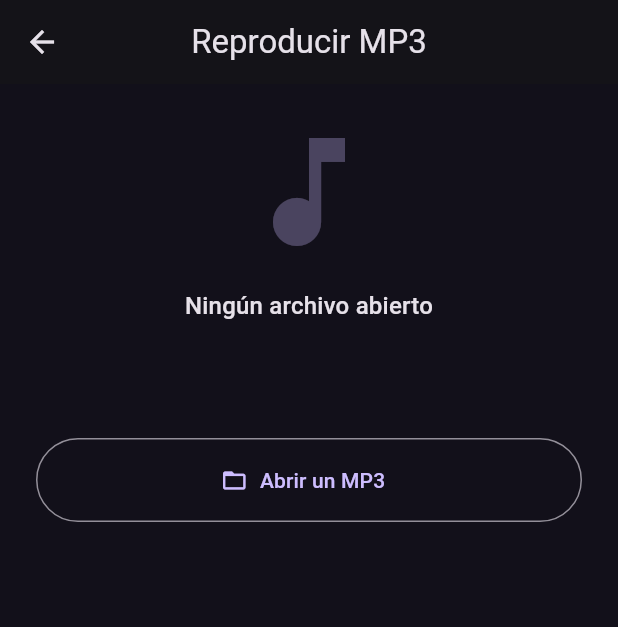
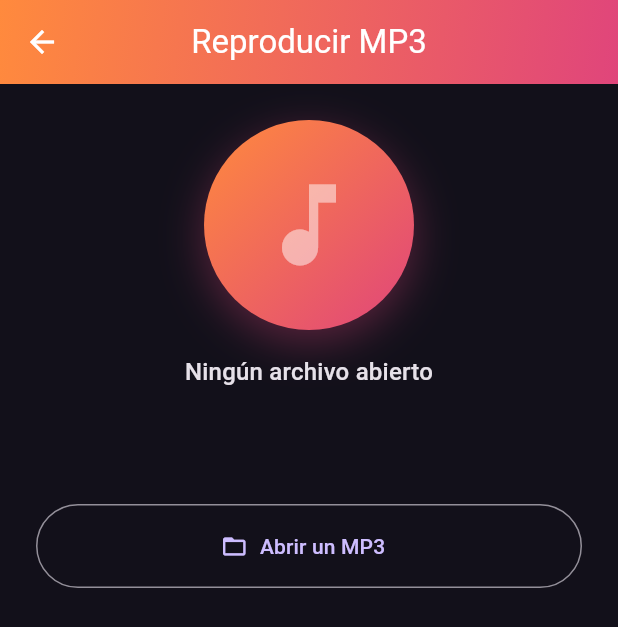
Before and after one commit to alexisfagnolad-beep/app-karaoke-musica, a Flutter app: the PlayerScreen screen opened directly, on a phone screen of 412 x 824 dp. Shown: the top 627 px of the screen. Run offline on Flutter 3.47's test engine with Material 3 defaults, Android fonts, the phone set to English and light mode, and no system bars; our stand-ins replace file_picker, flutter_secure_storage, just_audio, open_filex, package_info_plus, permission_handler; missing offline and left inert: flutter_audio_capture, pitch_detector_dart; accounts and stored records are empty; network calls fail.

Commit message:
Diseño: lenguaje visual unificado en las pantallas internas
Pasada de diseño (#2) para que se vea más como una app:
- Kit compartido lib/shared/ui/app_ui.dart: paleta AppColors, gradientAppBar
  (barra superior con degradé) y ScoreRing (anillo de puntaje coloreado).
- AppBars con degradé y color propio por sección en biblioteca, sincronizar,
  práctica, karaoke, reproductor, afinación y actualizaciones.
- Reproductor: "portada" circular con degradé en vez del ícono plano.
- Práctica: tiles con avatar de color y check al elegir.
- Resultado del karaoke: anillo de puntaje (verde/ámbar/rojo según nota) en
  lugar del número suelto.

Co-Authored-By: Claude Opus 4.8 <noreply@anthropic.com>
Claude-Session: https://claude.ai/code/session_01YTrSmuHpnRj1oa43gKrDhM

```diff
--- a/lib/features/player/data/voice_attenuation_processor.dart
+++ b/lib/features/player/data/voice_attenuation_processor.dart
@@ -51,8 +51,11 @@ class VoiceAttenuationProcessor {
   /// Estéreo: mid/side con preservación de graves. Mono: se copia (no hay
   /// canales para cancelar). Función pura (sin plugins): se testea en
   /// `flutter test`.
-  static void attenuateVoiceWav(File input, File output,
-      {required double strength}) {
+  static void attenuateVoiceWav(
+    File input,
+    File output, {
+    required double strength,
+  }) {
     final bytes = input.readAsBytesSync();
     final data = ByteData.sublistView(bytes);
 
@@ -121,14 +124,20 @@ class VoiceAttenuationProcessor {
     _writeWav(output, out.takeBytes(), sampleRate: sampleRate, channels: 2);
   }
 
-  static void _writeWav(File output, Uint8List pcm,
-      {required int sampleRate, required int channels}) {
+  static void _writeWav(
+    File output,
+    Uint8List pcm, {
+    required int sampleRate,
+    required int channels,
+  }) {
     final sink = output.openSync(mode: FileMode.write);
-    sink.writeFromSync(_wavHeader(
-      dataBytes: pcm.length,
-      sampleRate: sampleRate,
-      channels: channels,
-    ));
+    sink.writeFromSync(
+      _wavHeader(
+        dataBytes: pcm.length,
+        sampleRate: sampleRate,
+        channels: channels,
+      ),
+    );
     sink.writeFromSync(pcm);
     sink.closeSync();
   }
--- a/lib/features/player/presentation/player_screen.dart
+++ b/lib/features/player/presentation/player_screen.dart
@@ -1,6 +1,7 @@
 import 'package:flutter/material.dart';
 import 'package:just_audio/just_audio.dart';
 
+import '../../../shared/ui/app_ui.dart';
 import '../data/audio_file_service.dart';
 
 /// Pantalla del paso 3: abrir y reproducir un MP3 propio desde el celular,
@@ -49,7 +50,11 @@ class _PlayerScreenState extends State<PlayerScreen> {
     final player = _service.player;
 
     return Scaffold(
-      appBar: AppBar(title: const Text('Reproducir MP3'), centerTitle: true),
+      appBar: gradientAppBar(
+        context,
+        'Reproducir MP3',
+        colors: const [AppColors.orange, AppColors.pink],
+      ),
       body: SafeArea(
         child: AnimatedBuilder(
           animation: _service,
@@ -75,11 +80,31 @@ class _PlayerScreenState extends State<PlayerScreen> {
                       ),
                     ),
                   const SizedBox(height: 8),
-                  Icon(
-                    Icons.music_note,
-                    size: 96,
-                    color: theme.colorScheme.primary
-                        .withValues(alpha: _service.hasFile ? 1 : 0.3),
+                  Container(
+                    width: 140,
+                    height: 140,
+                    decoration: BoxDecoration(
+                      shape: BoxShape.circle,
+                      gradient: const LinearGradient(
+                        begin: Alignment.topLeft,
+                        end: Alignment.bottomRight,
+                        colors: [AppColors.orange, AppColors.pink],
+                      ),
+                      boxShadow: [
+                        BoxShadow(
+                          color: AppColors.pink.withValues(alpha: 0.35),
+                          blurRadius: 24,
+                          offset: const Offset(0, 8),
+                        ),
+                      ],
+                    ),
+                    child: Icon(
+                      Icons.music_note,
+                      size: 72,
+                      color: Colors.white.withValues(
+                        alpha: _service.hasFile ? 1 : 0.5,
+                      ),
+                    ),
                   ),
                   const SizedBox(height: 16),
                   Text(
@@ -134,10 +159,12 @@ class _PlayerScreenState extends State<PlayerScreen> {
           SwitchListTile(
             secondary: const Icon(Icons.mic_off),
             title: const Text('Atenuar voz (modo fiesta)'),
-            subtitle: const Text('Calidad básica: baja la voz al instante, pero '
-                'puede sonar metálico. Para divertirse suele bastar dejarlo '
-                'apagado y cantar sobre la canción original. La separación '
-                'limpia llega con la versión de PC (Demucs).'),
+            subtitle: const Text(
+              'Calidad básica: baja la voz al instante, pero '
+              'puede sonar metálico. Para divertirse suele bastar dejarlo '
+              'apagado y cantar sobre la canción original. La separación '
+              'limpia llega con la versión de PC (Demucs).',
+            ),
             value: _service.voiceAttenuated,
             onChanged: (v) => _service.setVoiceAttenuated(v),
           ),
@@ -177,9 +204,7 @@ class _PlayerScreenState extends State<PlayerScreen> {
           children: [
             const Icon(Icons.music_note),
             const SizedBox(width: 12),
-            const Expanded(
-              child: Text('Tono (sin cambiar la velocidad)'),
-            ),
+            const Expanded(child: Text('Tono (sin cambiar la velocidad)')),
             IconButton.outlined(
               onPressed: n > -6 ? () => _service.setSemitones(n - 1) : null,
               icon: const Icon(Icons.remove),
@@ -230,10 +255,7 @@ class _PlayerScreenState extends State<PlayerScreen> {
                   padding: const EdgeInsets.symmetric(horizontal: 8),
                   child: Row(
                     mainAxisAlignment: MainAxisAlignment.spaceBetween,
-                    children: [
-                      Text(_fmt(position)),
-                      Text(_fmt(total)),
-                    ],
+                    children: [Text(_fmt(position)), Text(_fmt(total))],
                   ),
                 ),
               ],
--- /dev/null
+++ b/lib/shared/ui/app_ui.dart
@@ -0,0 +1,123 @@
+import 'package:flutter/material.dart';
+
+/// Paleta y componentes compartidos para que todas las pantallas tengan el
+/// mismo lenguaje visual (degradés, acentos, tarjetas).
+class AppColors {
+  static const purple = Color(0xFF7C4DFF);
+  static const blue = Color(0xFF4D9BFF);
+  static const teal = Color(0xFF1DB6A2);
+  static const pink = Color(0xFFE0457B);
+  static const orange = Color(0xFFFF8A3D);
+
+  static const good = Color(0xFF4AE3B5);
+  static const warn = Color(0xFFFFB74D);
+  static const bad = Color(0xFFFF6B6B);
+
+  /// Degradé por defecto de los encabezados.
+  static const headerGradient = [purple, blue];
+}
+
+/// AppBar con degradé, para darle identidad a las pantallas internas.
+PreferredSizeWidget gradientAppBar(
+  BuildContext context,
+  String title, {
+  List<Widget>? actions,
+  List<Color> colors = AppColors.headerGradient,
+  Widget? leading,
+}) {
+  return AppBar(
+    title: Text(title, maxLines: 1, overflow: TextOverflow.ellipsis),
+    centerTitle: true,
+    actions: actions,
+    leading: leading,
+    foregroundColor: Colors.white,
+    backgroundColor: Colors.transparent,
+    elevation: 0,
+    flexibleSpace: Container(
+      decoration: BoxDecoration(
+        gradient: LinearGradient(
+          begin: Alignment.topLeft,
+          end: Alignment.bottomRight,
+          colors: colors,
+        ),
+      ),
+    ),
+  );
+}
+
+/// Color del puntaje según qué tan bien salió (0..100).
+Color scoreColor(double score) {
+  if (score >= 75) return AppColors.good;
+  if (score >= 50) return AppColors.warn;
+  return AppColors.bad;
+}
+
+/// Anillo circular con el puntaje grande en el centro.
+class ScoreRing extends StatelessWidget {
+  const ScoreRing({
+    super.key,
+    required this.score,
+    this.label,
+    this.size = 200,
+  });
+
+  /// Puntaje 0..100.
+  final double score;
+  final String? label;
+  final double size;
+
+  @override
+  Widget build(BuildContext context) {
+    final theme = Theme.of(context);
+    final color = scoreColor(score);
+    return SizedBox(
+      width: size,
+      height: size,
+      child: Stack(
+        alignment: Alignment.center,
+        children: [
+          SizedBox(
+            width: size,
+            height: size,
+            child: CircularProgressIndicator(
+              value: (score / 100).clamp(0.0, 1.0),
+              strokeWidth: 14,
+              strokeCap: StrokeCap.round,
+              backgroundColor: theme.colorScheme.onSurface.withValues(
+                alpha: 0.10,
+              ),
+              valueColor: AlwaysStoppedAnimation(color),
+            ),
+          ),
+          Column(
+            mainAxisSize: MainAxisSize.min,
+            children: [
+              Text(
+                score.toStringAsFixed(0),
+                style: theme.textTheme.displayMedium?.copyWith(
+                  fontWeight: FontWeight.bold,
+                  color: color,
+                ),
+              ),
+              Text(
+                'puntos',
+                style: theme.textTheme.bodyMedium?.copyWith(
+                  color: theme.colorScheme.onSurface.withValues(alpha: 0.6),
+                ),
+              ),
+              if (label != null) ...[
+                const SizedBox(height: 4),
+                Text(
+                  label!,
+                  style: theme.textTheme.titleMedium?.copyWith(
+                    fontWeight: FontWeight.w600,
+                  ),
+                ),
+              ],
+            ],
+          ),
+        ],
+      ),
+    );
+  }
+}
```
Also changed, not shown: lib/features/karaoke/presentation/karaoke_screen.dart (+7 -16 lines), lib/features/karaoke/presentation/practice_setup_screen.dart (+19 -7 lines), lib/features/library/presentation/library_screen.dart (+5 -3 lines), lib/features/pitch/presentation/live_pitch_screen.dart (+7 -8 lines), lib/features/pitch/presentation/widgets/cents_meter.dart (+5 -3 lines), lib/features/sync/presentation/sync_screen.dart (+5 -3 lines), lib/features/update/data/update_service.dart (+29 -16 lines), lib/features/update/presentation/update_screen.dart (+6 -1 lines).
